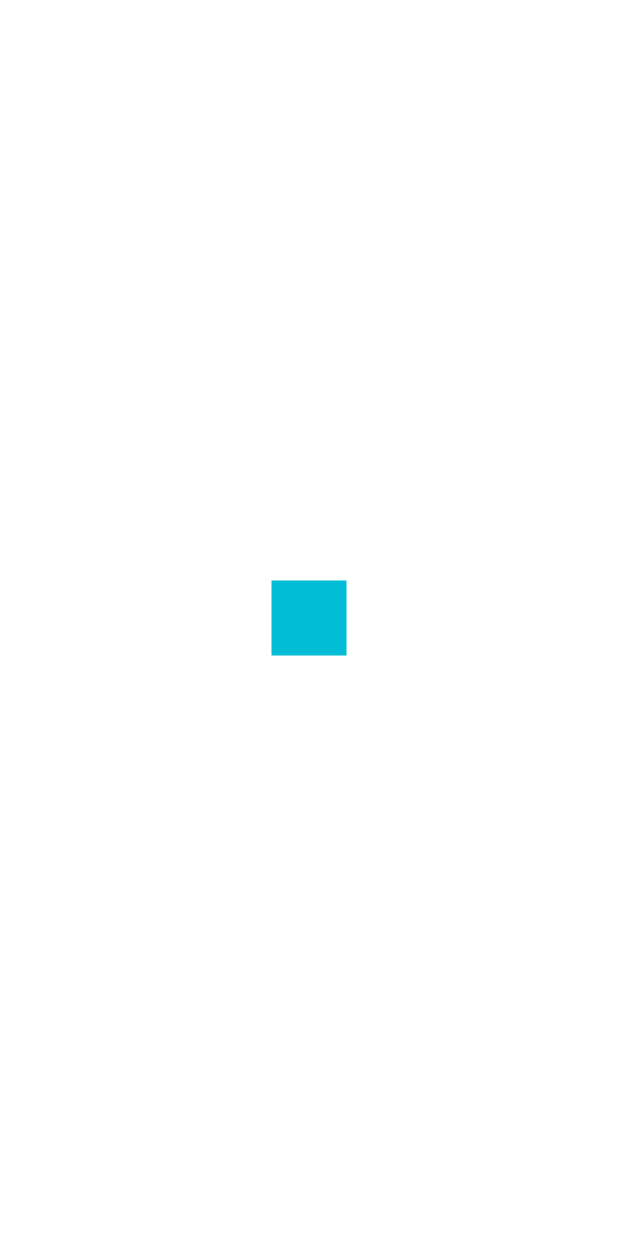
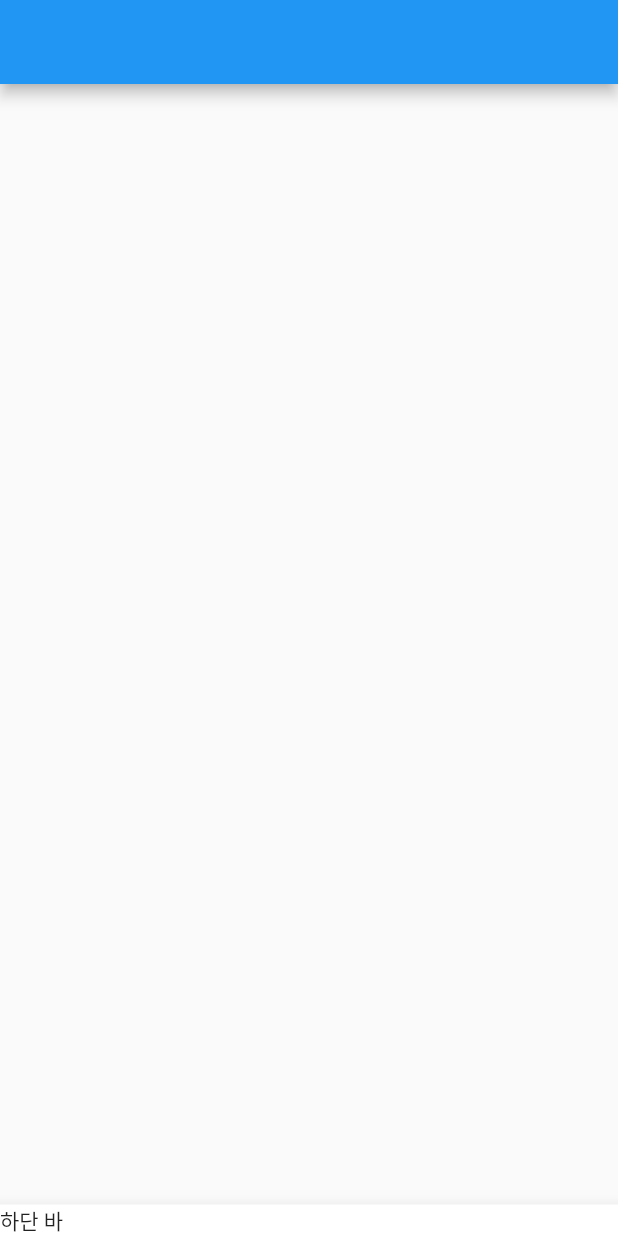
Before and after one commit to ktyoung/flutter, a Flutter app: the screen it shows after launch, on a phone screen of 412 x 824 dp. Run offline on Flutter 3.47's test engine with Material 2 defaults, Android fonts, the phone set to English and light mode, and no system bars.

Commit message:
Scaffold

```diff
--- a/contact/lib/main.dart
+++ b/contact/lib/main.dart
@@ -1,44 +1,27 @@
 import 'package:flutter/material.dart';
 
-// 플러터에서 앱 디자인 넣는 법? 위젯 짜깁기
-// → 글자를 넣고 싶으면? 글자 위젯 삽입하기
 void main() {
-  // 앱 시작 기본 함수 : 매개변수로는 앱 메인 페이지 입력
   runApp(const MyApp());
 }
 
-// 메인 페이지 세팅
-// stless 입력 후 Tab → 클래스 이름 입력
 class MyApp extends StatelessWidget {
   const MyApp({Key? key}) : super(key: key);
   @override
   Widget build(BuildContext context) {
-    // return MaterialApp으로 수정
+    // MaterialApp() → 구글 제공 UI, 커스터마이징 등을 사용하여 앱 제작 도와주는 위젯
     return MaterialApp(
-      // 여기에 코드 작성
+      // Scaffold() → 레이아웃을 상/중/하로 나누는 위젯
+      home: Scaffold(
 
-      // ===== 1. 글자 위젯 Text('텍스트') ===== //
-      // home: Text('안녕!')
+        // appBar: 상단에 들어갈 위젯()
+        appBar: AppBar(),
 
+        // body: 중단에 들어갈 위젯()
+        body: Container(),
 
-      // ===== 2. 아이콘 위젯 Icon(Icons.아이콘이름) ===== //
-      // home: Icon(Icons.star)
+        // bottomNavigationBar: 하단에 들어갈 위젯()
+        bottomNavigationBar: BottomAppBar( child: Text("하단 바") )
 
-      // ===== 3. 이미지 위젯 Image.asset('경로') ===== //
-      // → 프로젝트에 이미지 보관용 assets 폴더 생성 후 이미지 붙여넣기
-      // → pubspec.yaml에 assets 폴더 사용하겠다고 명시하기
-      // home: Image.asset('example.png')
-
-      // ===== 4. 네모 박스 위젯 Container( 스타일명: 값 ) ===== //
-      // Flutter의 사이즈 단위는 LP → 50LP == 1.2cm
-      // 화면에 꽉차게 나오는 이유? 박스를 그리는 좌표(기준점)를 모르기 때문
-      // home: Container( width: 50, height: 50, color: Colors.cyan)
-
-      // 내 자식 위젯의 기준점을 중앙으로 설정해주는 Center() 위젯
-      // 위젯( child: 위젯() ) 형식으로 자식 위젯 사용 가능
-      // 부모 위젯으로 위치 위젯을 사용하면 자식 위젯의 배치를 자유롭게 할 수 있다
-      home: Center(
-        child: Container( width: 50, height: 50, color: Colors.cyan ),
       )
     );
   }
```
